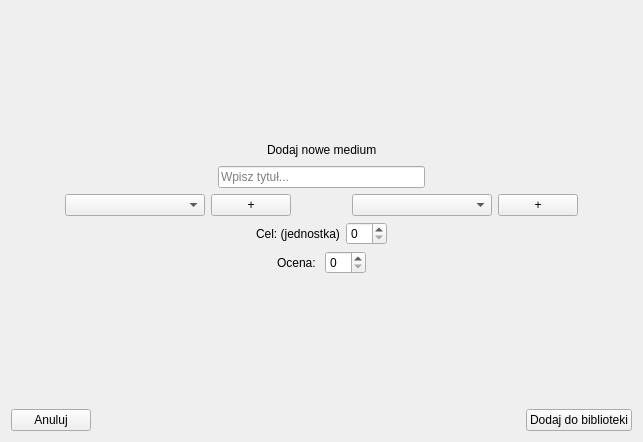
First picture: the form in ui/multimediaformwidget.ui, repository Janek2230/CML, before the edit.
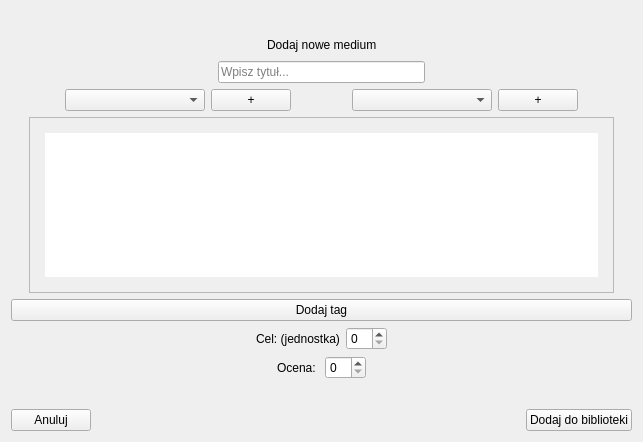
Second picture: the form after the edit.

```diff
--- a/ui/multimediaformwidget.ui
+++ b/ui/multimediaformwidget.ui
@@ -184,6 +184,84 @@
        </item>
       </layout>
      </item>
+     <item>
+      <layout class="QVBoxLayout" name="verticalLayout">
+       <item>
+        <layout class="QHBoxLayout" name="horizontalLayout">
+         <item>
+          <spacer name="horizontalSpacer">
+           <property name="orientation">
+            <enum>Qt::Orientation::Horizontal</enum>
+           </property>
+           <property name="sizeHint" stdset="0">
+            <size>
+             <width>40</width>
+             <height>20</height>
+            </size>
+           </property>
+          </spacer>
+         </item>
+         <item>
+          <widget class="QListWidget" name="listTagi">
+           <property name="minimumSize">
+            <size>
+             <width>585</width>
+             <height>0</height>
+            </size>
+           </property>
+           <property name="styleSheet">
+            <string notr="true">padding: 15px;</string>
+           </property>
+           <property name="textElideMode">
+            <enum>Qt::TextElideMode::ElideMiddle</enum>
+           </property>
+           <property name="flow">
+            <enum>QListView::Flow::LeftToRight</enum>
+           </property>
+           <property name="isWrapping" stdset="0">
+            <bool>true</bool>
+           </property>
+           <property name="resizeMode">
+            <enum>QListView::ResizeMode::Adjust</enum>
+           </property>
+           <property name="spacing">
+            <number>10</number>
+           </property>
+           <property name="gridSize">
+            <size>
+             <width>135</width>
+             <height>35</height>
+            </size>
+           </property>
+           <property name="itemAlignment">
+            <set>Qt::AlignmentFlag::AlignHCenter</set>
+           </property>
+          </widget>
+         </item>
+         <item>
+          <spacer name="horizontalSpacer_2">
+           <property name="orientation">
+            <enum>Qt::Orientation::Horizontal</enum>
+           </property>
+           <property name="sizeHint" stdset="0">
+            <size>
+             <width>40</width>
+             <height>20</height>
+            </size>
+           </property>
+          </spacer>
+         </item>
+        </layout>
+       </item>
+       <item>
+        <widget class="QPushButton" name="btnDodajTag">
+         <property name="text">
+          <string>Dodaj tag</string>
+         </property>
+        </widget>
+       </item>
+      </layout>
+     </item>
      <item>
       <layout class="QHBoxLayout" name="horizontalLayout_8">
        <item>
```
